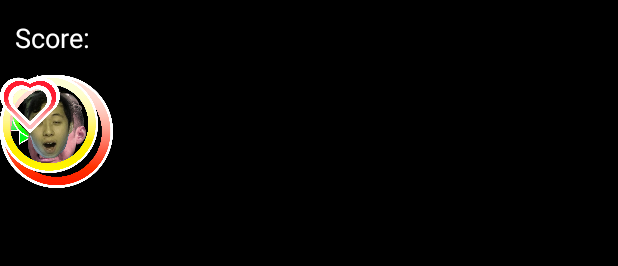
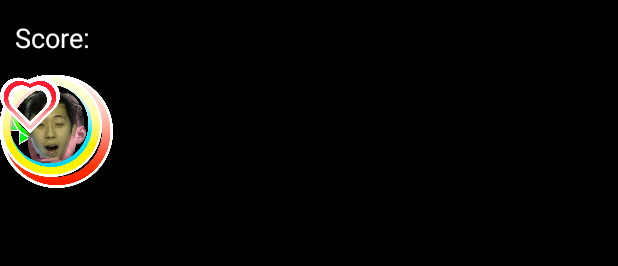
Before and after one commit to lindenvo/OhShoot, an Android app: the layout activity_play.xml on its own in the app's theme, with its tools: preview values and no code run, on a phone screen of 412 x 824 dp. Shown: the top 266 px of the screen. Run offline under Robolectric (Android 15) with nearby library versions, the phone set to English and light mode, and no system bars.

```diff
--- a/app/src/main/java/com/example/afinal/Play.java
+++ b/app/src/main/java/com/example/afinal/Play.java
@@ -443,7 +443,6 @@ public class Play extends AppCompatActivity {
             case 0:
                 // Stop Timer!!
                 timer.cancel();
-                timer = null;
                 game.stop();
                 // Show result
                 Intent intent = new Intent(getApplicationContext(), result.class);
--- a/app/src/main/res/layout/activity_play.xml
+++ b/app/src/main/res/layout/activity_play.xml
@@ -96,8 +96,8 @@
 
         <ImageView
             android:id="@+id/sleepyeric"
-            android:layout_width="65dp"
-            android:layout_height="65dp"
+            android:layout_width="68dp"
+            android:layout_height="68dp"
             android:src="@drawable/sleepyeric" />
 
         <ImageView
```
